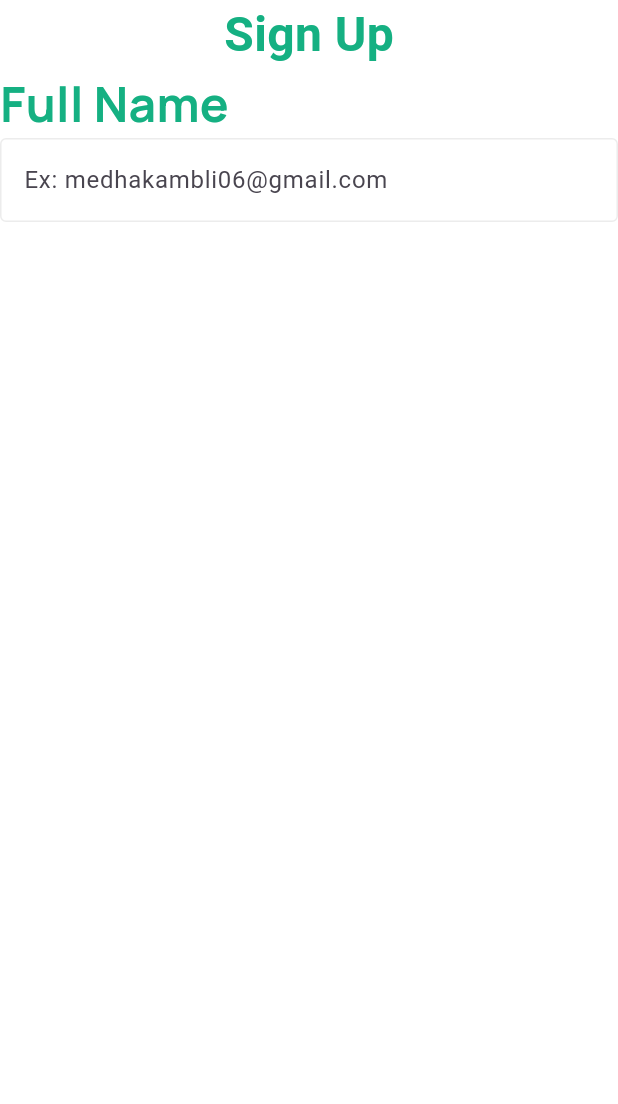
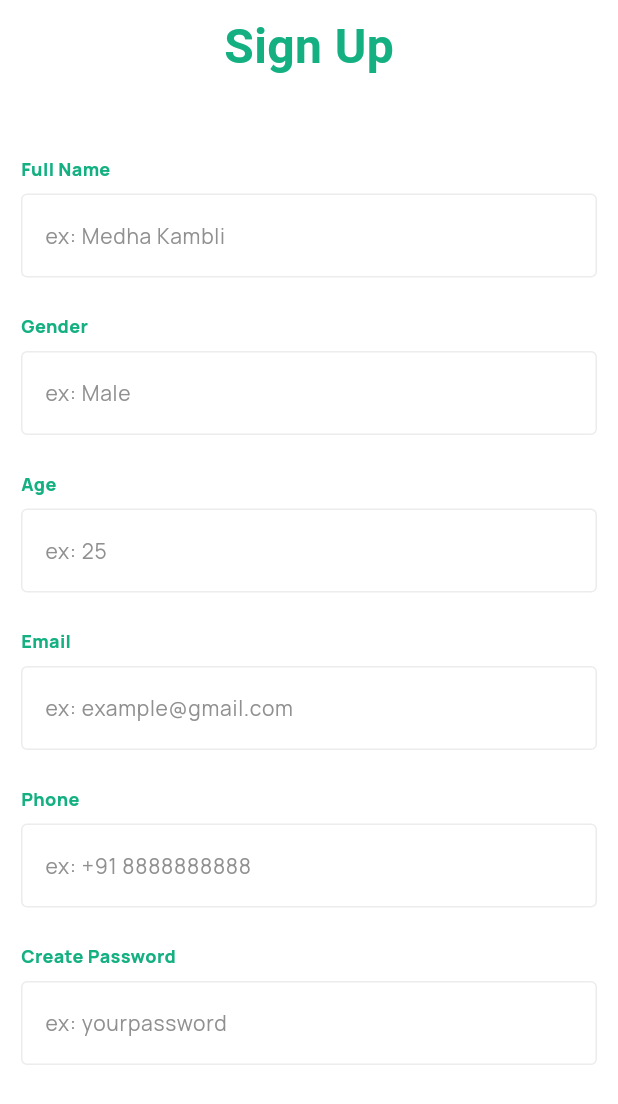
Before and after one commit to ChinmayJavalagi/MediReach, a Flutter app: the screen it shows after launch, on a phone screen of 412 x 824 dp. Shown: the top 1104 px of the screen. Run offline on Flutter 3.47's test engine with Material 2 defaults, Android fonts, the phone set to English and light mode, and no system bars; our stand-ins replace google_fonts.

Commit message:
signup_screen.dart added

```diff
--- a/lib/components/text_field.dart
+++ b/lib/components/text_field.dart
@@ -13,26 +13,31 @@ class TextFieldForm extends StatelessWidget {
 
   @override
   Widget build(BuildContext context) {
-    return Column(
+    return Padding(
+      padding: const EdgeInsets.only(left: 14.0, right: 14.0, bottom: 12.0, top: 12.0),
+      child: Column(
         crossAxisAlignment: CrossAxisAlignment.start,
         children: [
           Text(fieldname,style: GoogleFonts.manrope(
-          textStyle: kHeaderTextStyle
+            textStyle: kTextFieldHeaderTextStyle,
           ),),
+          SizedBox(height: 8.0,),
           TextField(
             textAlign: TextAlign.left,
             decoration: InputDecoration(
               hintText: hint,
+              hintStyle: GoogleFonts.manrope(textStyle: kTextFieldHintTextStyle),
               border: OutlineInputBorder(
                   borderSide: BorderSide(width: 1, color: Pallete.grayColor)),
               enabledBorder: OutlineInputBorder(
                   borderSide: BorderSide(width: 1, color: Pallete.grayColor)),
               focusedBorder: OutlineInputBorder(
-              borderSide: BorderSide(color: Pallete.grayColor, width: 1.0),
+                borderSide: BorderSide(color: Pallete.primaryThemeColor, width: 1.0),
               ),
             ),
           )
         ],
+      ),
     );
   }
 }
--- a/lib/screens/signup_screen.dart
+++ b/lib/screens/signup_screen.dart
@@ -15,16 +15,31 @@ class SignUpScreen extends StatefulWidget {
 class _SignUpScreenState extends State<SignUpScreen> {
   @override
   Widget build(BuildContext context) {
-    return SafeArea(
-      child: Scaffold(
-        body: Column(
-          children: [
-            Text(
-              'Sign Up',
-              style: kHeaderTextStyle,
-            ),
-            TextFieldForm(fieldname: 'Full Name', hint: 'Ex: medhakambli06@gmail.com'),
-          ],
+    return Scaffold(
+      body: SafeArea(
+        child: SingleChildScrollView(
+          child: Column(
+            children: [
+              Padding(
+                padding: const EdgeInsets.all(8.0),
+                child: Text(
+                  'Sign Up',
+                  style: kHeaderTextStyle,
+                ),
+              ),
+              SizedBox(height: 30.0),
+              Column(
+                children: [
+                  TextFieldForm(fieldname: 'Full Name', hint: 'ex: Medha Kambli'),
+                  TextFieldForm(fieldname: 'Gender', hint: 'ex: Male'),
+                  TextFieldForm(fieldname: 'Age', hint: 'ex: 25'),
+                  TextFieldForm(fieldname: 'Email', hint: 'ex: example@gmail.com'),
+                  TextFieldForm(fieldname: 'Phone', hint: 'ex: +91 8888888888'),
+                  TextFieldForm(fieldname: 'Create Password', hint: 'ex: yourpassword'),
+                ],
+              ),
+            ],
+          ),
         ),
       ),
     );
--- a/lib/utils/constants.dart
+++ b/lib/utils/constants.dart
@@ -7,6 +7,17 @@ const kHeaderTextStyle = TextStyle(
   color: Pallete.primaryThemeColor,
   fontSize: 32.0,
   fontWeight: FontWeight.bold,
+);
+
+const kTextFieldHeaderTextStyle = TextStyle(
+  color: Pallete.primaryThemeColor,
+  fontSize: 12.0,
+  fontWeight: FontWeight.w800,
+);
+
+const kTextFieldHintTextStyle = TextStyle(
+  color: Pallete.grayColor2,
+  fontSize: 14.0,
 );
 
 const kButtonTextStyle = TextStyle(
--- a/lib/utils/pallete.dart
+++ b/lib/utils/pallete.dart
@@ -3,6 +3,7 @@ import 'package:flutter/material.dart';
 class Pallete {
   static const Color primaryThemeColor = Color(0xff15b082);
   static const Color grayColor = Color(0xffececec);
+  static const Color grayColor2 = Color(0xff909090);
   static const Color lightGrayColor = Color(0xffeeeeee);
   static const Color blackColor = Colors.black;
   static const Color whiteColor = Colors.white;
```
Lines whose indentation alone changed are shown as unchanged.
